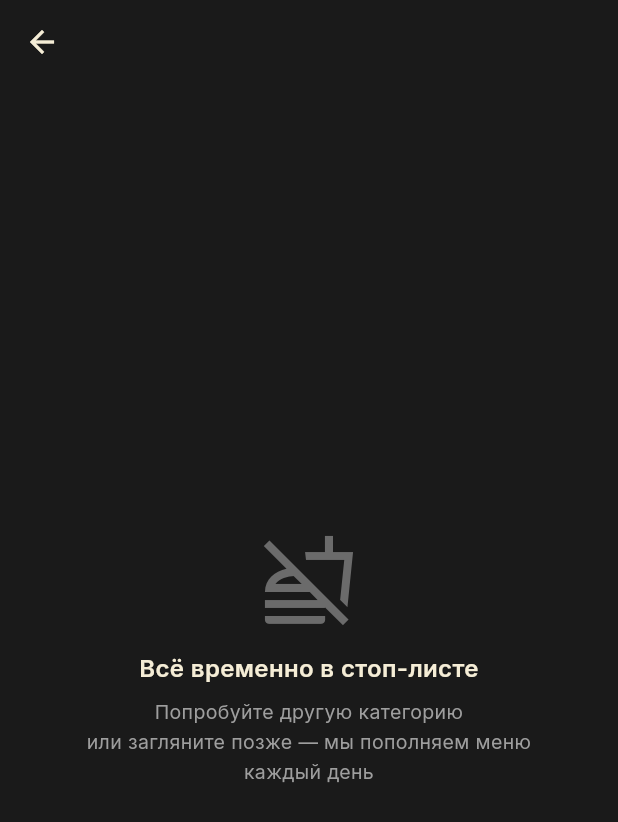
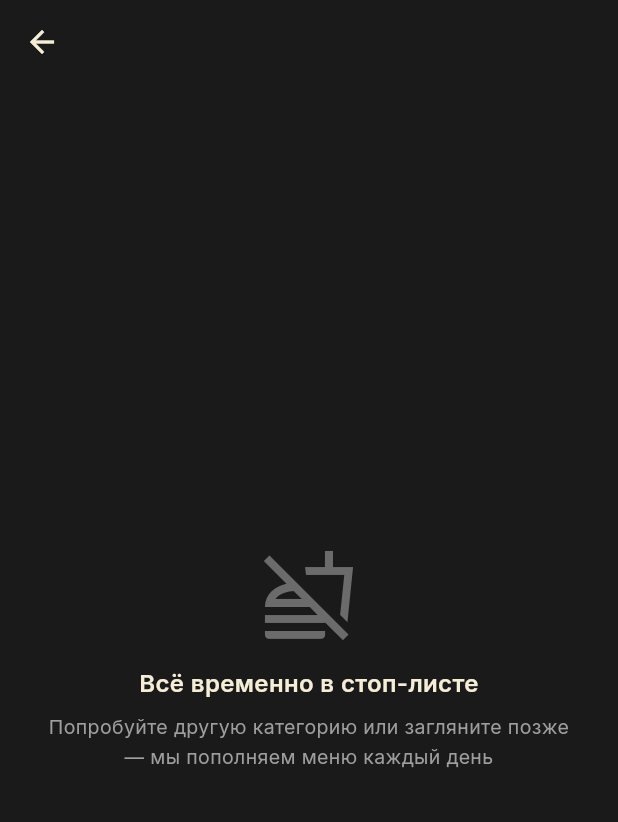
Before and after one commit to Temirlan200270/PlovXana_Flutter, a Flutter app: the CategoryScreen screen opened directly with empty values, on a phone screen of 412 x 824 dp. Shown: the top 822 px of the screen. Run offline on Flutter 3.47's test engine with Material 3 defaults, Android fonts, the phone set to English and light mode, and no system bars; our stand-ins replace cached_network_image, equatable, firebase_core, firebase_messaging, flutter_riverpod, go_router and 5 more; missing offline and left inert: marionette_flutter; accounts and stored records are empty.

Commit message:
Refactor state management in auth and checkout screens to use autoDispose, enhance localization for empty category messages, and improve UI consistency across menu item cards and detail screens. Update reservation handling and error messaging for better user experience.

```diff
--- a/lib/features/auth/presentation/auth_screen.dart
+++ b/lib/features/auth/presentation/auth_screen.dart
@@ -8,9 +8,9 @@ import '../../../core/l10n/locale_provider.dart';
 import '../../../core/theme/app_colors.dart';
 import '../../notifications/data/fcm_service.dart';
 
-final _phoneProvider = StateProvider<String>((_) => '');
-final _otpSentProvider = StateProvider<bool>((_) => false);
-final _loadingProvider = StateProvider<bool>((_) => false);
+final _phoneProvider = StateProvider.autoDispose<String>((_) => '');
+final _otpSentProvider = StateProvider.autoDispose<bool>((_) => false);
+final _loadingProvider = StateProvider.autoDispose<bool>((_) => false);
 
 class AuthScreen extends ConsumerStatefulWidget {
   const AuthScreen({super.key});
--- a/lib/features/menu/data/menu_providers.dart
+++ b/lib/features/menu/data/menu_providers.dart
@@ -108,6 +108,7 @@ final searchQueryProvider = StateProvider<String>((ref) => '');
 
 class SearchNotifier extends AutoDisposeAsyncNotifier<List<MenuItem>> {
   Timer? _timer;
+  int _requestId = 0;
 
   @override
   Future<List<MenuItem>> build() async => [];
@@ -119,8 +120,9 @@ class SearchNotifier extends AutoDisposeAsyncNotifier<List<MenuItem>> {
       return;
     }
     _timer = Timer(const Duration(milliseconds: 300), () async {
+      final id = ++_requestId;
       state = const AsyncLoading();
-      state = await AsyncValue.guard(() async {
+      final result = await AsyncValue.guard(() async {
         final client = ref.read(supabaseProvider);
         final data = await client
             .from('menu_items')
@@ -130,6 +132,7 @@ class SearchNotifier extends AutoDisposeAsyncNotifier<List<MenuItem>> {
             .limit(20);
         return (data as List).map((e) => MenuItem.fromJson(e)).toList();
       });
+      if (id == _requestId) state = result;
     });
   }
 }
--- a/lib/features/menu/presentation/screens/category_screen.dart
+++ b/lib/features/menu/presentation/screens/category_screen.dart
@@ -1,5 +1,6 @@
 import 'package:flutter/material.dart';
 import 'package:flutter_riverpod/flutter_riverpod.dart';
+import '../../../../core/l10n/delivery_l10n.dart';
 import '../../../../core/theme/app_colors.dart';
 import '../../data/menu_providers.dart';
 import '../widgets/menu_item_card.dart';
@@ -16,6 +17,7 @@ class CategoryScreen extends ConsumerWidget {
 
   @override
   Widget build(BuildContext context, WidgetRef ref) {
+    final l10n = context.l10n;
     final itemsAsync = ref.watch(menuItemsByCategoryProvider(categoryId));
 
     return Scaffold(
@@ -28,11 +30,11 @@ class CategoryScreen extends ConsumerWidget {
                   child: Column(
                     mainAxisSize: MainAxisSize.min,
                     children: [
-                      Icon(Icons.no_food_outlined, size: 64, color: AppColors.grey),
+                      const Icon(Icons.no_food_outlined, size: 64, color: AppColors.grey),
                       const SizedBox(height: 16),
-                      const Text(
-                        'Всё временно в стоп-листе',
-                        style: TextStyle(
+                      Text(
+                        l10n.categoryEmptyTitle,
+                        style: const TextStyle(
                           color: AppColors.cream,
                           fontSize: 16,
                           fontWeight: FontWeight.w600,
@@ -40,9 +42,9 @@ class CategoryScreen extends ConsumerWidget {
                         textAlign: TextAlign.center,
                       ),
                       const SizedBox(height: 8),
-                      const Text(
-                        'Попробуйте другую категорию\nили загляните позже — мы пополняем меню каждый день',
-                        style: TextStyle(
+                      Text(
+                        l10n.categoryEmptySubtitle,
+                        style: const TextStyle(
                           color: AppColors.greyLight,
                           fontSize: 13,
                           height: 1.5,
@@ -68,7 +70,7 @@ class CategoryScreen extends ConsumerWidget {
           child: CircularProgressIndicator(color: AppColors.primary),
         ),
         error: (e, _) => Center(
-          child: Text('Ошибка: $e', style: const TextStyle(color: AppColors.error)),
+          child: Text(l10n.loadError, style: const TextStyle(color: AppColors.error)),
         ),
       ),
     );
--- a/lib/features/menu/presentation/widgets/shop_status_badge.dart
+++ b/lib/features/menu/presentation/widgets/shop_status_badge.dart
@@ -34,7 +34,7 @@ class ShopStatusBadge extends StatelessWidget {
             height: 6,
             decoration: BoxDecoration(color: dotColor, shape: BoxShape.circle),
           ),
-          const SizedBox(width: 5),
+          const SizedBox(width: 4),
           Text(
             text,
             style: TextStyle(
--- a/lib/features/profile/presentation/screens/profile_screen.dart
+++ b/lib/features/profile/presentation/screens/profile_screen.dart
@@ -154,7 +154,7 @@ class ProfileScreen extends ConsumerWidget {
                 Text(label,
                     style: const TextStyle(
                         color: AppColors.greyLight, fontSize: 12)),
-                const SizedBox(height: 2),
+                const SizedBox(height: 4),
                 Text(value,
                     style: const TextStyle(
                         color: AppColors.cream, fontSize: 15)),
--- a/lib/l10n/app_kk.arb
+++ b/lib/l10n/app_kk.arb
@@ -122,6 +122,8 @@
   "orderStatusPending": "Қабылданды",
   "orderStatusConfirmed": "Расталды",
   "orderStatusDone": "Орындалды",
+  "categoryEmptyTitle": "Барлығы уақытша тоқтатылды",
+  "categoryEmptySubtitle": "Басқа санатты көріңіз немесе кейінірек кіріңіз — мәзірді күн сайын толықтырамыз",
   "itemNotFound": "Тағам табылмады",
   "loadError": "Жүктеу қатесі",
   "addToCart": "Себетке қосу",
--- a/lib/l10n/app_localizations.dart
+++ b/lib/l10n/app_localizations.dart
@@ -836,6 +836,18 @@ abstract class AppLocalizations {
   /// **'Выполнен'**
   String get orderStatusDone;
 
+  /// No description provided for @categoryEmptyTitle.
+  ///
+  /// In ru, this message translates to:
+  /// **'Всё временно в стоп-листе'**
+  String get categoryEmptyTitle;
+
+  /// No description provided for @categoryEmptySubtitle.
+  ///
+  /// In ru, this message translates to:
+  /// **'Попробуйте другую категорию или загляните позже — мы пополняем меню каждый день'**
+  String get categoryEmptySubtitle;
+
   /// No description provided for @itemNotFound.
   ///
   /// In ru, this message translates to:
--- a/lib/l10n/app_ru.arb
+++ b/lib/l10n/app_ru.arb
@@ -191,6 +191,8 @@
   "orderStatusPending": "Принят",
   "orderStatusConfirmed": "Подтверждён",
   "orderStatusDone": "Выполнен",
+  "categoryEmptyTitle": "Всё временно в стоп-листе",
+  "categoryEmptySubtitle": "Попробуйте другую категорию или загляните позже — мы пополняем меню каждый день",
   "itemNotFound": "Блюдо не найдено",
   "loadError": "Ошибка загрузки",
   "addToCart": "Добавить в корзину",
```
Also changed, not shown: lib/features/checkout/presentation/checkout_screen.dart (+19 -16 lines), lib/features/menu/presentation/screens/item_detail_screen.dart (+7 -9 lines), lib/features/menu/presentation/widgets/menu_item_card.dart (+4 -8 lines), lib/features/orders/data/orders_provider.dart (added, +17 -0 lines), lib/features/orders/presentation/screens/orders_screen.dart (+1 -15 lines), lib/features/reservation/presentation/reservation_screen.dart (+6 -5 lines), lib/l10n/app_localizations_kk.dart (+7 -0 lines), lib/l10n/app_localizations_ru.dart (+7 -0 lines), .claude/settings.local.json.
